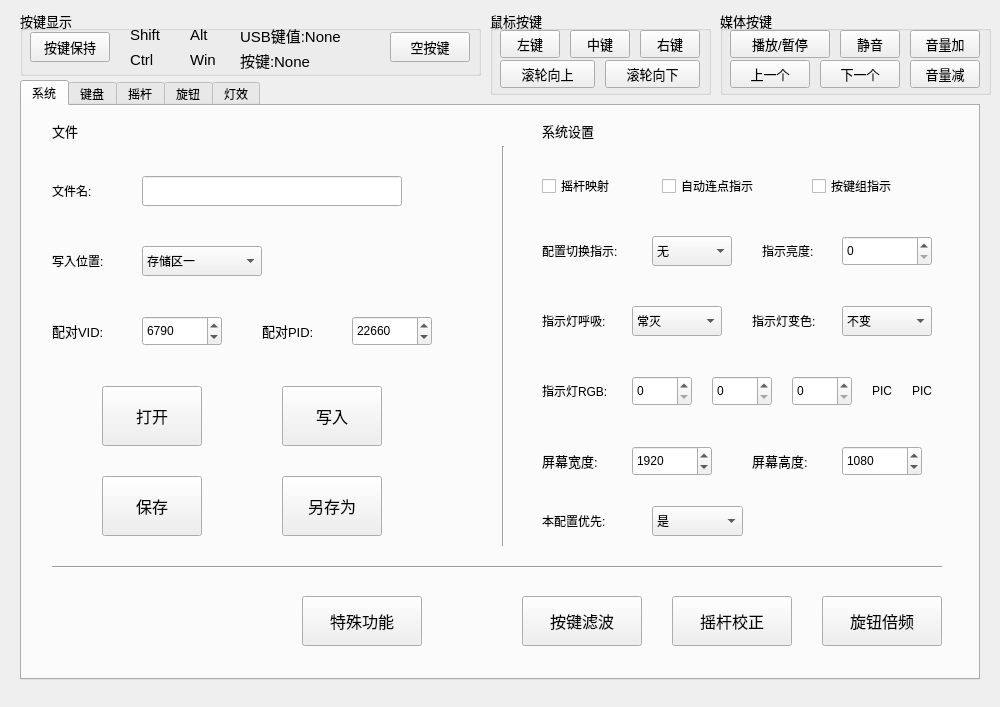
Old version of the form widget.ui in the repository mad0coding/Ethane-XVI-QT.
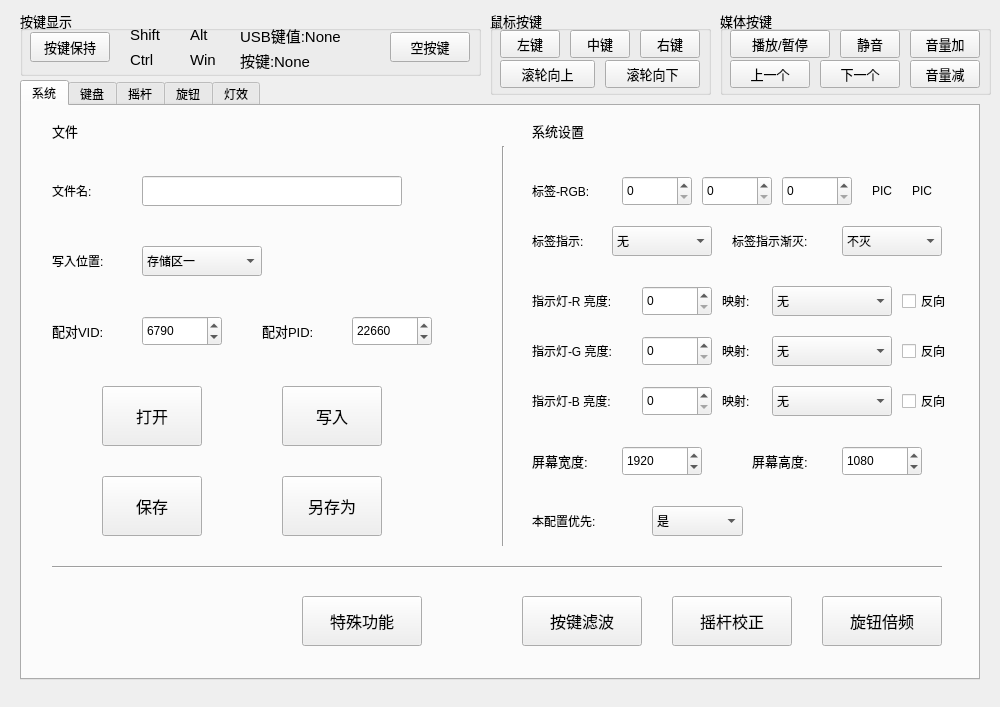
New version of the form.

Commit message: 系统灯配置修改 增加指示灯-20241019

Diff of the .ui file:
```diff
--- a/widget.ui
+++ b/widget.ui
@@ -131,47 +131,12 @@
       <string>另存为</string>
      </property>
     </widget>
-    <widget class="QCheckBox" name="cB_sys_rgb_rk">
+    <widget class="QComboBox" name="cBox_rgb_t_off">
      <property name="geometry">
       <rect>
-       <x>520</x>
-       <y>70</y>
-       <width>120</width>
-       <height>20</height>
-      </rect>
-     </property>
-     <property name="focusPolicy">
-      <enum>Qt::NoFocus</enum>
-     </property>
-     <property name="text">
-      <string>摇杆映射</string>
-     </property>
-    </widget>
-    <widget class="QCheckBox" name="cB_sys_rgb_clicker">
-     <property name="geometry">
-      <rect>
-       <x>640</x>
-       <y>70</y>
-       <width>120</width>
-       <height>20</height>
-      </rect>
-     </property>
-     <property name="focusPolicy">
-      <enum>Qt::NoFocus</enum>
-     </property>
-     <property name="text">
-      <string>自动连点指示</string>
-     </property>
-     <property name="checked">
-      <bool>false</bool>
-     </property>
-    </widget>
-    <widget class="QComboBox" name="cBox_wave">
-     <property name="geometry">
-      <rect>
-       <x>610</x>
-       <y>200</y>
-       <width>90</width>
+       <x>820</x>
+       <y>120</y>
+       <width>100</width>
        <height>30</height>
       </rect>
      </property>
@@ -180,7 +145,7 @@
      </property>
      <item>
       <property name="text">
-       <string>常灭</string>
+       <string>不灭</string>
       </property>
      </item>
      <item>
@@ -293,7 +258,7 @@
     <widget class="QLabel" name="label_25">
      <property name="geometry">
       <rect>
-       <x>520</x>
+       <x>510</x>
        <y>10</y>
        <width>100</width>
        <height>30</height>
@@ -330,9 +295,9 @@
     <widget class="QLabel" name="label_27">
      <property name="geometry">
       <rect>
-       <x>520</x>
-       <y>200</y>
-       <width>100</width>
+       <x>710</x>
+       <y>120</y>
+       <width>120</width>
        <height>30</height>
       </rect>
      </property>
@@ -340,14 +305,14 @@
       <enum>Qt::NoFocus</enum>
      </property>
      <property name="text">
-      <string>指示灯呼吸:</string>
+      <string>标签指示渐灭:</string>
      </property>
     </widget>
     <widget class="QLabel" name="label_28">
      <property name="geometry">
       <rect>
-       <x>520</x>
-       <y>130</y>
+       <x>510</x>
+       <y>120</y>
        <width>100</width>
        <height>30</height>
       </rect>
@@ -356,7 +321,7 @@
       <enum>Qt::NoFocus</enum>
      </property>
      <property name="text">
-      <string>配置切换指示:</string>
+      <string>标签指示:</string>
      </property>
     </widget>
     <widget class="QLabel" name="label_29">
@@ -411,7 +376,7 @@
     <widget class="QLabel" name="label_30">
      <property name="geometry">
       <rect>
-       <x>520</x>
+       <x>510</x>
        <y>400</y>
        <width>100</width>
        <height>30</height>
@@ -447,126 +412,6 @@
       </property>
      </item>
     </widget>
-    <widget class="QLabel" name="label_31">
-     <property name="geometry">
-      <rect>
-       <x>740</x>
-       <y>130</y>
-       <width>100</width>
-       <height>30</height>
-      </rect>
-     </property>
-     <property name="focusPolicy">
-      <enum>Qt::NoFocus</enum>
-     </property>
-     <property name="text">
-      <string>指示亮度:</string>
-     </property>
-    </widget>
-    <widget class="QSpinBox" name="spinBox_rgb_light">
-     <property name="geometry">
-      <rect>
-       <x>820</x>
-       <y>130</y>
-       <width>90</width>
-       <height>30</height>
-      </rect>
-     </property>
-     <property name="focusPolicy">
-      <enum>Qt::ClickFocus</enum>
-     </property>
-     <property name="suffix">
-      <string/>
-     </property>
-     <property name="maximum">
-      <number>255</number>
-     </property>
-     <property name="value">
-      <number>0</number>
-     </property>
-     <property name="displayIntegerBase">
-      <number>10</number>
-     </property>
-    </widget>
-    <widget class="QLabel" name="label_32">
-     <property name="geometry">
-      <rect>
-       <x>730</x>
-       <y>200</y>
-       <width>100</width>
-       <height>30</height>
-      </rect>
-     </property>
-     <property name="focusPolicy">
-      <enum>Qt::NoFocus</enum>
-     </property>
-     <property name="text">
-      <string>指示灯变色:</string>
-     </property>
-    </widget>
-    <widget class="QComboBox" name="cBox_colorful">
-     <property name="geometry">
-      <rect>
-       <x>820</x>
-       <y>200</y>
-       <width>90</width>
-       <height>30</height>
-      </rect>
-     </property>
-     <property name="focusPolicy">
-      <enum>Qt::NoFocus</enum>
-     </property>
-     <item>
-      <property name="text">
-       <string>不变</string>
-      </property>
-     </item>
-     <item>
-      <property name="text">
-       <string>1s</string>
-      </property>
-     </item>
-     <item>
-      <property name="text">
-       <string>2s</string>
-      </property>
-     </item>
-     <item>
-      <property name="text">
-       <string>3s</string>
-      </property>
-     </item>
-     <item>
-      <property name="text">
-       <string>5s</string>
-      </property>
-     </item>
-     <item>
-      <property name="text">
-       <string>7s</string>
-      </property>
-     </item>
-     <item>
-      <property name="text">
-       <string>10s</string>
-      </property>
-     </item>
-     <item>
-      <property name="text">
-       <string>15s</string>
-      </property>
-     </item>
-     <item>
-      <property name="text">
-       <string>20s</string>
-      </property>
-     </item>
-     <item>
-      <property name="text">
-       <string>30s</string>
-      </property>
-     </item>
-    </widget>
     <widget class="QLabel" name="lb_screen_h">
      <property name="geometry">
       <rect>
@@ -591,7 +436,7 @@
     <widget class="QSpinBox" name="spinBox_w">
      <property name="geometry">
       <rect>
-       <x>610</x>
+       <x>600</x>
        <y>340</y>
        <width>80</width>
        <height>30</height>
@@ -613,7 +458,7 @@
     <widget class="QLabel" name="lb_screen_w">
      <property name="geometry">
       <rect>
-       <x>520</x>
+       <x>510</x>
        <y>340</y>
        <width>81</width>
        <height>30</height>
@@ -763,9 +608,9 @@
     <widget class="QSpinBox" name="spinBox_rgb_r">
      <property name="geometry">
       <rect>
-       <x>610</x>
-       <y>270</y>
-       <width>60</width>
+       <x>600</x>
+       <y>70</y>
+       <width>70</width>
        <height>30</height>
       </rect>
      </property>
@@ -785,9 +630,9 @@
     <widget class="QSpinBox" name="spinBox_rgb_g">
      <property name="geometry">
       <rect>
-       <x>690</x>
-       <y>270</y>
-       <width>60</width>
+       <x>680</x>
+       <y>70</y>
+       <width>70</width>
        <height>30</height>
       </rect>
      </property>
@@ -807,9 +652,9 @@
     <widget class="QSpinBox" name="spinBox_rgb_b">
      <property name="geometry">
       <rect>
-       <x>770</x>
-       <y>270</y>
-       <width>60</width>
+       <x>760</x>
+       <y>70</y>
+       <width>70</width>
        <height>30</height>
       </rect>
      </property>
@@ -830,7 +675,7 @@
      <property name="geometry">
       <rect>
        <x>850</x>
-       <y>270</y>
+       <y>70</y>
        <width>30</width>
        <height>30</height>
       </rect>
@@ -845,8 +690,8 @@
     <widget class="QLabel" name="label_35">
      <property name="geometry">
       <rect>
-       <x>520</x>
-       <y>270</y>
+       <x>510</x>
+       <y>70</y>
        <width>100</width>
        <height>30</height>
       </rect>
@@ -855,15 +700,15 @@
       <enum>Qt::NoFocus</enum>
      </property>
      <property name="text">
-      <string>指示灯RGB:</string>
+      <string>标签-RGB:</string>
      </property>
     </widget>
     <widget class="QComboBox" name="cBox_rgb_delay">
      <property name="geometry">
       <rect>
-       <x>630</x>
-       <y>130</y>
-       <width>80</width>
+       <x>590</x>
+       <y>120</y>
+       <width>100</width>
        <height>30</height>
       </rect>
      </property>
@@ -911,30 +756,11 @@
       </property>
      </item>
     </widget>
-    <widget class="QCheckBox" name="cB_sys_rgb_m3">
-     <property name="geometry">
-      <rect>
-       <x>790</x>
-       <y>70</y>
-       <width>120</width>
-       <height>20</height>
-      </rect>
-     </property>
-     <property name="focusPolicy">
-      <enum>Qt::NoFocus</enum>
-     </property>
-     <property name="text">
-      <string>按键组指示</string>
-     </property>
-     <property name="checked">
-      <bool>false</bool>
-     </property>
-    </widget>
     <widget class="QLabel" name="lb_rgb_pic_1">
      <property name="geometry">
       <rect>
        <x>890</x>
-       <y>270</y>
+       <y>70</y>
        <width>30</width>
        <height>30</height>
       </rect>
@@ -1022,6 +848,405 @@
       <string>特殊功能</string>
      </property>
     </widget>
+    <widget class="QComboBox" name="cBox_sign_r">
+     <property name="geometry">
+      <rect>
+       <x>750</x>
+       <y>180</y>
+       <width>120</width>
+       <height>30</height>
+      </rect>
+     </property>
+     <property name="focusPolicy">
+      <enum>Qt::NoFocus</enum>
+     </property>
+     <item>
+      <property name="text">
+       <string>无</string>
+      </property>
+     </item>
+     <item>
+      <property name="text">
+       <string>数字锁定</string>
+      </property>
+     </item>
+     <item>
+      <property name="text">
+       <string>大写锁定</string>
+      </property>
+     </item>
+     <item>
+      <property name="text">
+       <string>滚动锁定</string>
+      </property>
+     </item>
+     <item>
+      <property name="text">
+       <string>自动连点</string>
+      </property>
+     </item>
+     <item>
+      <property name="text">
+       <string>按键组</string>
+      </property>
+     </item>
+    </widget>
+    <widget class="QCheckBox" name="cB_sign_dir_r">
+     <property name="geometry">
+      <rect>
+       <x>880</x>
+       <y>180</y>
+       <width>70</width>
+       <height>30</height>
+      </rect>
+     </property>
+     <property name="focusPolicy">
+      <enum>Qt::NoFocus</enum>
+     </property>
+     <property name="text">
+      <string>反向</string>
+     </property>
+     <property name="checked">
+      <bool>false</bool>
+     </property>
+    </widget>
+    <widget class="QSpinBox" name="spinBox_sign_b">
+     <property name="geometry">
+      <rect>
+       <x>620</x>
+       <y>280</y>
+       <width>70</width>
+       <height>30</height>
+      </rect>
+     </property>
+     <property name="focusPolicy">
+      <enum>Qt::ClickFocus</enum>
+     </property>
+     <property name="minimum">
+      <number>0</number>
+     </property>
+     <property name="maximum">
+      <number>255</number>
+     </property>
+     <property name="value">
+      <number>0</number>
+     </property>
+    </widget>
+    <widget class="QSpinBox" name="spinBox_sign_g">
+     <property name="geometry">
+      <rect>
+       <x>620</x>
+       <y>230</y>
+       <width>70</width>
+       <height>30</height>
+      </rect>
+     </property>
+     <property name="focusPolicy">
+      <enum>Qt::ClickFocus</enum>
+     </property>
+     <property name="minimum">
+      <number>0</number>
+     </property>
+     <property name="maximum">
+      <number>255</number>
+     </property>
+     <property name="value">
+      <number>0</number>
+     </property>
+    </widget>
+    <widget class="QSpinBox" name="spinBox_sign_r">
+     <property name="geometry">
+      <rect>
+       <x>620</x>
+       <y>180</y>
+       <width>70</width>
+       <height>30</height>
+      </rect>
+     </property>
+     <property name="focusPolicy">
+      <enum>Qt::ClickFocus</enum>
+     </property>
+     <property name="minimum">
+      <number>0</number>
+     </property>
+     <property name="maximum">
+      <number>255</number>
+     </property>
+     <property name="value">
+      <number>0</number>
+     </property>
+    </widget>
+    <widget class="QLabel" name="label_62">
+     <property name="geometry">
+      <rect>
+       <x>510</x>
+       <y>180</y>
+       <width>120</width>
+       <height>30</height>
+      </rect>
+     </property>
+     <property name="focusPolicy">
+      <enum>Qt::NoFocus</enum>
+     </property>
+     <property name="text">
+      <string>指示灯-R 亮度:</string>
+     </property>
+    </widget>
+    <widget class="QComboBox" name="cBox_sign_g">
+     <property name="geometry">
+      <rect>
+       <x>750</x>
+       <y>230</y>
+       <width>120</width>
+       <height>30</height>
+      </rect>
+     </property>
+     <property name="focusPolicy">
+      <enum>Qt::NoFocus</enum>
+     </property>
+     <item>
+      <property name="text">
+       <string>无</string>
+      </property>
+     </item>
+     <item>
+      <property name="text">
+       <string>数字锁定</string>
+      </property>
+     </item>
+     <item>
+      <property name="text">
+       <string>大写锁定</string>
+      </property>
+     </item>
+     <item>
+      <property name="text">
+       <string>滚动锁定</string>
+      </property>
+     </item>
+     <item>
+      <property name="text">
+       <string>自动连点</string>
+      </property>
+     </item>
+     <item>
+      <property name="text">
+       <string>按键组</string>
+      </property>
+     </item>
+    </widget>
+    <widget class="QComboBox" name="cBox_sign_b">
+     <property name="geometry">
+      <rect>
+       <x>750</x>
+       <y>280</y>
+       <width>120</width>
+       <height>30</height>
+      </rect>
+     </property>
+     <property name="focusPolicy">
+      <enum>Qt::NoFocus</enum>
+     </property>
+     <item>
+      <property name="text">
+       <string>无</string>
+      </property>
+     </item>
+     <item>
+      <property name="text">
+       <string>数字锁定</string>
+      </property>
+     </item>
+     <item>
+      <property name="text">
+       <string>大写锁定</string>
+      </property>
+     </item>
+     <item>
+      <property name="text">
+       <string>滚动锁定</string>
+      </property>
+     </item>
+     <item>
+      <property name="text">
+       <string>自动连点</string>
+      </property>
+     </item>
+     <item>
+      <property name="text">
+       <string>按键组</string>
+      </property>
+     </item>
+    </widget>
+    <widget class="QCheckBox" name="cB_sign_dir_g">
+     <property name="geometry">
+      <rect>
+       <x>880</x>
+       <y>230</y>
+       <width>70</width>
+       <height>30</height>
+      </rect>
+     </property>
+     <property name="focusPolicy">
+      <enum>Qt::NoFocus</enum>
+     </property>
+     <property name="text">
+      <string>反向</string>
+     </property>
+     <property name="checked">
+      <bool>false</bool>
+     </property>
+    </widget>
+    <widget class="QCheckBox" name="cB_sign_dir_b">
+     <property name="geometry">
+      <rect>
+       <x>880</x>
+       <y>280</y>
+       <width>70</width>
+       <height>30</height>
+      </rect>
+     </property>
+     <property name="focusPolicy">
+      <enum>Qt::NoFocus</enum>
+     </property>
+     <property name="text">
+      <string>反向</string>
+     </property>
+     <property name="checked">
+      <bool>false</bool>
+     </property>
+    </widget>
+    <widget class="QLabel" name="label_64">
+     <property name="geometry">
+      <rect>
+       <x>510</x>
+       <y>230</y>
+       <width>120</width>
+       <height>30</height>
+      </rect>
+     </property>
+     <property name="focusPolicy">
+      <enum>Qt::NoFocus</enum>
+     </property>
+     <property name="text">
+      <string>指示灯-G 亮度:</string>
+     </property>
+    </widget>
+    <widget class="QLabel" name="label_65">
+     <property name="geometry">
+      <rect>
+       <x>510</x>
+       <y>280</y>
+       <width>120</width>
+       <height>30</height>
+      </rect>
+     </property>
+     <property name="focusPolicy">
+      <enum>Qt::NoFocus</enum>
+     </property>
+     <property name="text">
+      <string>指示灯-B 亮度:</string>
+     </property>
+    </widget>
+    <widget class="QLabel" name="label_66">
+     <property name="geometry">
+      <rect>
+       <x>700</x>
+       <y>180</y>
+       <width>50</width>
+       <height>30</height>
+      </rect>
+     </property>
+     <property name="focusPolicy">
+      <enum>Qt::NoFocus</enum>
+     </property>
+     <property name="text">
+      <string>映射:</string>
+     </property>
+    </widget>
+    <widget class="QLabel" name="label_67">
+     <property name="geometry">
+      <rect>
+       <x>700</x>
+       <y>230</y>
+       <width>50</width>
+       <height>30</height>
+      </rect>
+     </property>
+     <property name="focusPolicy">
+      <enum>Qt::NoFocus</enum>
+     </property>
+     <property name="text">
+      <string>映射:</string>
+     </property>
+    </widget>
+    <widget class="QLabel" name="label_69">
+     <property name="geometry">
+      <rect>
+       <x>700</x>
+       <y>280</y>
+       <width>50</width>
+       <height>30</height>
+      </rect>
+     </property>
+     <property name="focusPolicy">
+      <enum>Qt::NoFocus</enum>
+     </property>
+     <property name="text">
+      <string>映射:</string>
+     </property>
+    </widget>
+    <zorder>label_62</zorder>
+    <zorder>label_64</zorder>
+    <zorder>label_65</zorder>
+    <zorder>label_66</zorder>
+    <zorder>label_67</zorder>
+    <zorder>label_69</zorder>
+    <zorder>Bt_write</zorder>
+    <zorder>Bt_open</zorder>
+    <zorder>Bt_save</zorder>
+    <zorder>Bt_saveas</zorder>
+    <zorder>cBox_rgb_t_off</zorder>
+    <zorder>line_3</zorder>
+    <zorder>lineEdit_fileName</zorder>
+    <zorder>label_24</zorder>
+    <zorder>label_25</zorder>
+    <zorder>label_26</zorder>
+    <zorder>label_27</zorder>
+    <zorder>label_28</zorder>
+    <zorder>label_29</zorder>
+    <zorder>cBox_flash</zorder>
+    <zorder>label_30</zorder>
+    <zorder>cBox_pri</zorder>
+    <zorder>lb_screen_h</zorder>
+    <zorder>spinBox_w</zorder>
+    <zorder>lb_screen_w</zorder>
+    <zorder>spinBox_h</zorder>
+    <zorder>spinBox_vid</zorder>
+    <zorder>lb_screen_h_2</zorder>
+    <zorder>spinBox_pid</zorder>
+    <zorder>lb_screen_w_2</zorder>
+    <zorder>Bt_glb_rk_calib</zorder>
+    <zorder>spinBox_rgb_r</zorder>
+    <zorder>spinBox_rgb_g</zorder>
+    <zorder>spinBox_rgb_b</zorder>
+    <zorder>lb_rgb_pic_0</zorder>
+    <zorder>label_35</zorder>
+    <zorder>cBox_rgb_t_on</zorder>
+    <zorder>lb_rgb_pic_1</zorder>
+    <zorder>line_7</zorder>
+    <zorder>Bt_glb_ec_freq</zorder>
+    <zorder>Bt_glb_key_flt</zorder>
+    <zorder>Bt_special</zorder>
+    <zorder>cBox_sign_r</zorder>
+    <zorder>cB_sign_dir_r</zorder>
+    <zorder>spinBox_sign_b</zorder>
+    <zorder>spinBox_sign_g</zorder>
+    <zorder>spinBox_sign_r</zorder>
+    <zorder>cBox_sign_g</zorder>
+    <zorder>cBox_sign_b</zorder>
+    <zorder>cB_sign_dir_g</zorder>
+    <zorder>cB_sign_dir_b</zorder>
    </widget>
    <widget class="QWidget" name="tab_k">
     <attribute name="title">
```
Left out of the diff: 35 changed lines with no effect on the pictures. The commit also changes 11 other files.
